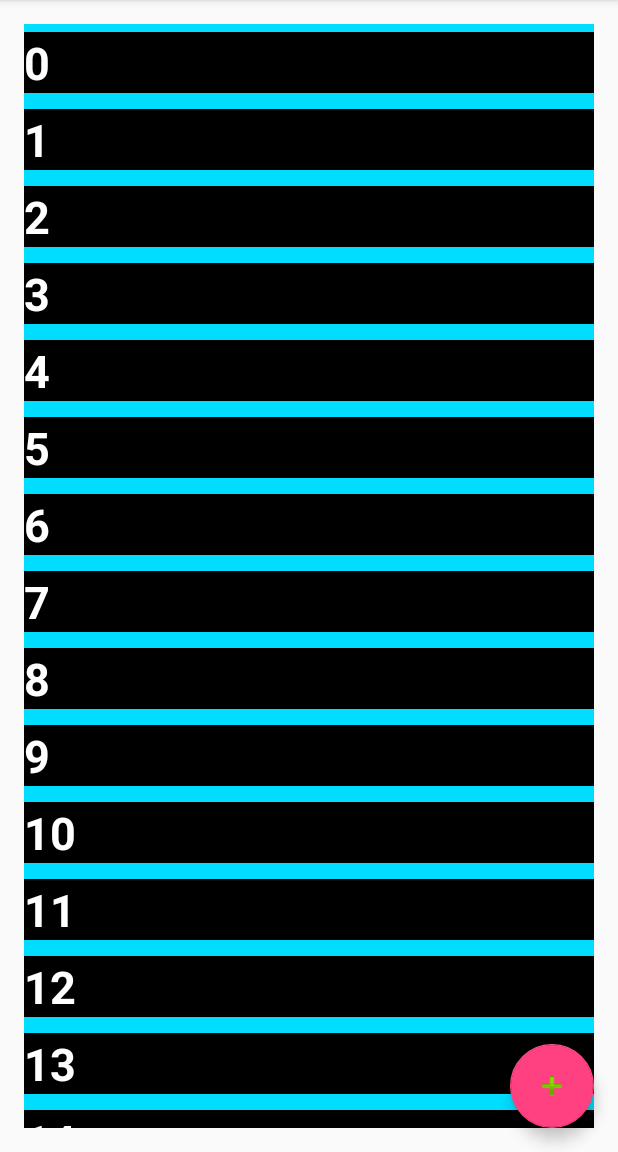
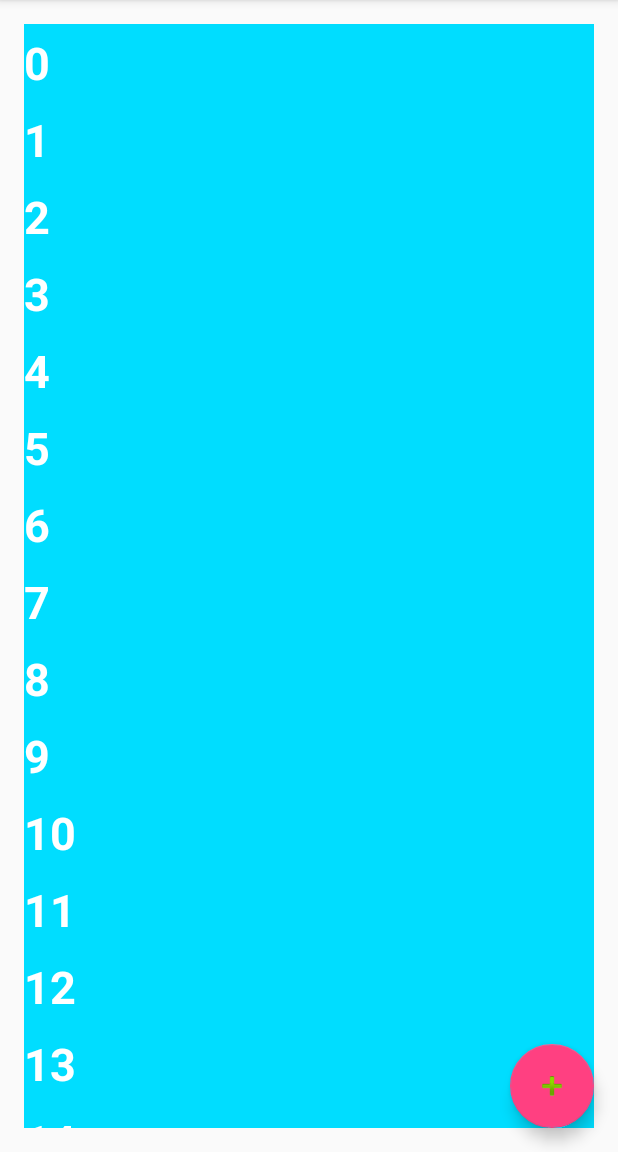
Before and after one commit to wit543/MiniDictionary, an Android app: the screen it shows after launch (HomeActivity), on a phone screen of 412 x 824 dp, the part 84-1236 px from its top. Run offline under Robolectric (Android 15) with nearby library versions, the phone set to English and light mode, and no system bars; 1 statement that could not run was skipped.

Commit message:
remove brackground color

```diff
--- a/app/src/main/res/layout/word_cell.xml
+++ b/app/src/main/res/layout/word_cell.xml
@@ -11,8 +11,7 @@
     android:id="@+id/word"
     android:textStyle="bold"
     android:textSize="30dp"
-    android:textColor="#FFFFFF"
-    android:background="#000000"
+    android:textColor="#ffffff"
     android:layout_marginTop="5dp"
     android:layout_marginBottom="5dp"/>
 </LinearLayout>
```
